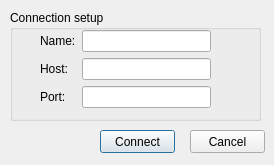
Qt form src/connectiondialog.ui (Mogara/QSanguosha) before a commit.
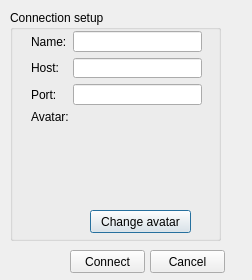
The same form after that commit. Icons and pictures are not drawn.

Commit message: Add functions and fields for card and generals' pixmaps, add avatar choosing

Diff of the .ui file:
```diff
--- a/src/connectiondialog.ui
+++ b/src/connectiondialog.ui
@@ -9,8 +9,8 @@
    <rect>
     <x>0</x>
     <y>0</y>
-    <width>274</width>
-    <height>165</height>
+    <width>252</width>
+    <height>280</height>
    </rect>
   </property>
   <property name="windowTitle">
@@ -21,26 +21,78 @@
     <rect>
      <x>10</x>
      <y>10</y>
-     <width>251</width>
-     <height>111</height>
+     <width>211</width>
+     <height>231</height>
     </rect>
    </property>
    <property name="title">
     <string>Connection setup</string>
    </property>
+   <widget class="QLabel" name="avatarPixmap">
+    <property name="geometry">
+     <rect>
+      <x>80</x>
+      <y>100</y>
+      <width>91</width>
+      <height>91</height>
+     </rect>
+    </property>
+    <property name="text">
+     <string/>
+    </property>
+    <property name="pixmap">
+     <pixmap>../generals/big/zhangliao.png</pixmap>
+    </property>
+    <property name="scaledContents">
+     <bool>true</bool>
+    </property>
+   </widget>
+   <widget class="QPushButton" name="changeAvatarButton">
+    <property name="geometry">
+     <rect>
+      <x>80</x>
+      <y>200</y>
+      <width>101</width>
+      <height>23</height>
+     </rect>
+    </property>
+    <property name="text">
+     <string>Change avatar</string>
+    </property>
+   </widget>
+   <widget class="QLabel" name="avatarLabel">
+    <property name="geometry">
+     <rect>
+      <x>21</x>
+      <y>99</y>
+      <width>42</width>
+      <height>16</height>
+     </rect>
+    </property>
+    <property name="text">
+     <string>Avatar:</string>
+    </property>
+   </widget>
    <widget class="QWidget" name="">
     <property name="geometry">
      <rect>
-      <x>30</x>
-      <y>20</y>
+      <x>21</x>
+      <y>21</y>
       <width>171</width>
-      <height>81</height>
+      <height>74</height>
      </rect>
     </property>
     <layout class="QFormLayout" name="formLayout">
-     <property name="fieldGrowthPolicy">
-      <enum>QFormLayout::AllNonFixedFieldsGrow</enum>
-     </property>
+     <item row="0" column="0">
+      <widget class="QLabel" name="nameLabel">
+       <property name="text">
+        <string>Name:</string>
+       </property>
+       <property name="buddy">
+        <cstring>nameLineEdit</cstring>
+       </property>
+      </widget>
+     </item>
      <item row="0" column="1">
       <widget class="QLineEdit" name="nameLineEdit"/>
      </item>
@@ -70,24 +122,14 @@
      <item row="2" column="1">
       <widget class="QLineEdit" name="portLineEdit"/>
      </item>
-     <item row="0" column="0">
-      <widget class="QLabel" name="nameLabel">
-       <property name="text">
-        <string>Name:</string>
-       </property>
-       <property name="buddy">
-        <cstring>nameLineEdit</cstring>
-       </property>
-      </widget>
-     </item>
     </layout>
    </widget>
   </widget>
   <widget class="QPushButton" name="connectButton">
    <property name="geometry">
     <rect>
-     <x>100</x>
-     <y>130</y>
+     <x>70</x>
+     <y>250</y>
      <width>75</width>
      <height>23</height>
     </rect>
@@ -99,8 +141,8 @@
   <widget class="QPushButton" name="cancelButton">
    <property name="geometry">
     <rect>
-     <x>190</x>
-     <y>130</y>
+     <x>150</x>
+     <y>250</y>
      <width>75</width>
      <height>23</height>
     </rect>
```
The commit also changes 23 other files.
